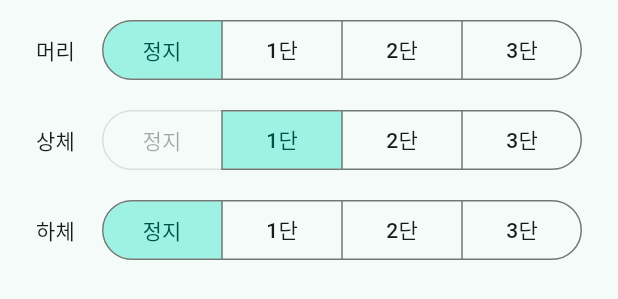
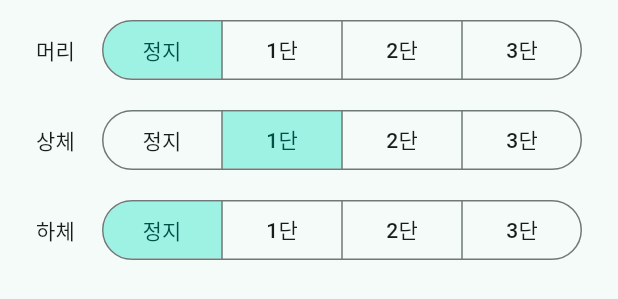
Before and after one commit to espace3/2026ESWContest_free_FANCY, a Flutter app: the TargetModePage widget shown alone on an empty page, opened directly, after a tap on "부위 인식 모드", on a phone screen of 412 x 824 dp. Shown: the part 511-810 px from the top of the screen. Run offline on Flutter 3.47's test engine with Material 3 defaults, Android fonts, the phone set to English and light mode, and no system bars; our stand-ins replace shared_preferences; missing offline and left inert: universal_ble; accounts and stored records are empty.

Commit message:
body mode update

```diff
--- a/my_app/lib/pages/target_mode_page.dart
+++ b/my_app/lib/pages/target_mode_page.dart
@@ -5,6 +5,10 @@ import '../widgets/wind_strength_selector.dart';
 
 /// 부위 이름 → 풍량 Characteristic의 "대상" 바이트 (ble_protocol.md 3.3).
 const _bodyPartTargetByte = {'머리': 0x01, '상체': 0x02, '하체': 0x03};
+
+/// 이동 감지 표시색 — 정상(추적 중)도 오류도 아닌 "잠시 다른 동작 중"이라
+/// 테마의 primary/error 대신 주의를 뜻하는 노란색을 쓴다.
+const _movingAmber = Color(0xFFB26A00);
 
 /// 객체 추적(타겟) 모드 화면.
 ///
@@ -23,8 +27,13 @@ class TargetModePage extends StatelessWidget {
 
   /// 인식 상태 카드 — recognized가 null이면 "아직 보고 없음"이다
   /// (연결 직후나 추적이 돌기 전). 미인식(false)과 구분해서 보여준다.
+  ///
+  /// 이동 감지(부위 모드인데 RPi 유효 모드가 추적)는 별도 블록이 아니라 이
+  /// 카드에 "인식 중 — 이동 감지"처럼 덧붙이고 노란색으로 표시한다 — 상태가
+  /// 한 줄에 모여 읽기 쉽고, 카드가 늘었다 줄었다 하지 않는다.
   Widget _buildStatusCard(BuildContext context, FanStateService fan) {
     final colors = Theme.of(context).colorScheme;
+    final moving = fan.bodyMode && fan.effectiveMode == 0x02;
     final (icon, title, subtitle, color) = switch (fan.recognized) {
       true => (
           Icons.person,
@@ -46,11 +55,17 @@ class TargetModePage extends StatelessWidget {
         ),
     };
     return Card(
-      color: fan.recognized == true ? colors.primaryContainer : null,
+      color: moving
+          ? _movingAmber.withAlpha(0x33)
+          : (fan.recognized == true ? colors.primaryContainer : null),
       child: ListTile(
-        leading: Icon(icon, color: color),
-        title: Text(title),
-        subtitle: Text(subtitle),
+        leading: Icon(moving ? Icons.directions_walk : icon,
+            color: moving ? _movingAmber : color),
+        title: Text(
+          moving ? '$title — 이동 감지' : title,
+          style: moving ? TextStyle(color: _movingAmber) : null,
+        ),
+        subtitle: Text(moving ? '잠시 멈추면 부위별 바람으로 돌아갑니다' : subtitle),
       ),
     );
   }
@@ -67,19 +82,6 @@ class TargetModePage extends StatelessWidget {
           Text('객체 인식 상태', style: Theme.of(context).textTheme.titleMedium),
           const SizedBox(height: 8),
           _buildStatusCard(context, fan),
-          // 부위 모드인데 RPi가 추적으로 내려가 있는 동안만 표시.
-          if (fan.bodyMode && fan.effectiveMode == 0x02) ...[
-            const SizedBox(height: 8),
-            Card(
-              color: colors.secondaryContainer,
-              child: ListTile(
-                leading: Icon(Icons.directions_walk,
-                    color: colors.onSecondaryContainer),
-                title: const Text('이동 감지 — 추적 중'),
-                subtitle: const Text('잠시 멈추면 부위별 바람으로 돌아갑니다'),
-              ),
-            ),
-          ],
           const SizedBox(height: 24),
           Row(
             crossAxisAlignment: CrossAxisAlignment.baseline,
@@ -134,9 +136,6 @@ class TargetModePage extends StatelessWidget {
                   Expanded(
                     child: WindStrengthSelector(
                       value: fan.bodyStrength(entry.value),
-                      // 상체는 정지 불가 (ble_protocol.md 3.3)
-                      disabledLevels:
-                          entry.value == 0x02 ? const {0} : const {},
                       onChanged: fan.bodyMode
                           ? (value) => fan.setBodyStrength(entry.value, value)
                           : null,
--- a/my_app/lib/services/fan_state_service.dart
+++ b/my_app/lib/services/fan_state_service.dart
@@ -92,7 +92,6 @@ class FanStateService extends ChangeNotifier {
       _bodyStrengths[0x01] = p.getInt('bodyHead') ?? 0;
       _bodyStrengths[0x02] = p.getInt('bodyUpper') ?? 1;
       _bodyStrengths[0x03] = p.getInt('bodyLower') ?? 0;
-      if (_bodyStrengths[0x02] == 0) _bodyStrengths[0x02] = 1; // 상체 최소 1
       notifyListeners();
     } catch (e) {
       debugPrint('설정 로드 실패 — 기본값 사용: $e');
@@ -177,8 +176,9 @@ class FanStateService extends ChangeNotifier {
     await _ble.writeWind(0x00, level);
   }
 
+  /// 부위 세기에는 제약이 없다 — 전부 정지(0)로 두는 것도 유효한 설정이다
+  /// (RPi는 그 경우 조준만 계속하고 바람을 보내지 않는다).
   Future<void> setBodyStrength(int target, int level) async {
-    if (target == 0x02 && level == 0) return; // 상체 정지 불가 (프로토콜 §3.3)
     _bodyStrengths[target] = level;
     notifyListeners();
     unawaited(_save());
```
Also changed, not shown: 1 other file.
